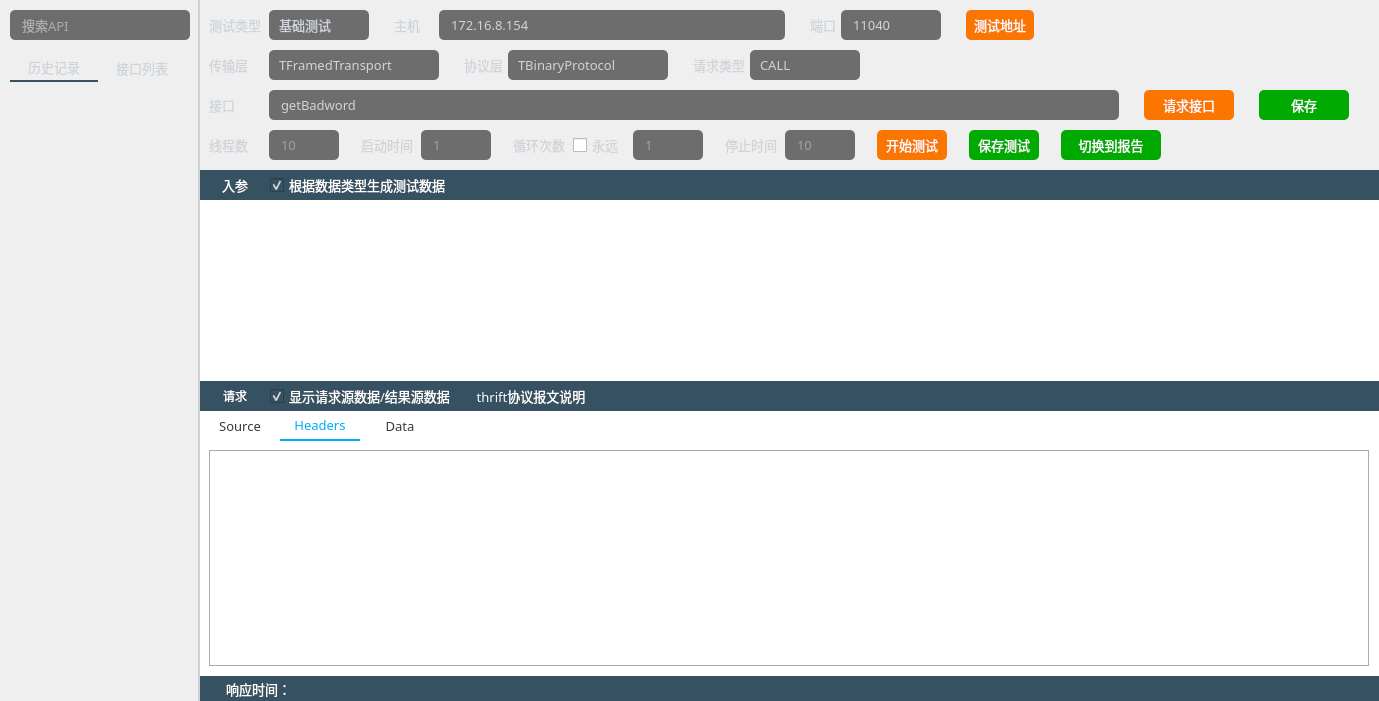
HuaGouFdog/Fdog-Kit, file thriftwidget.ui: the form before one commit.
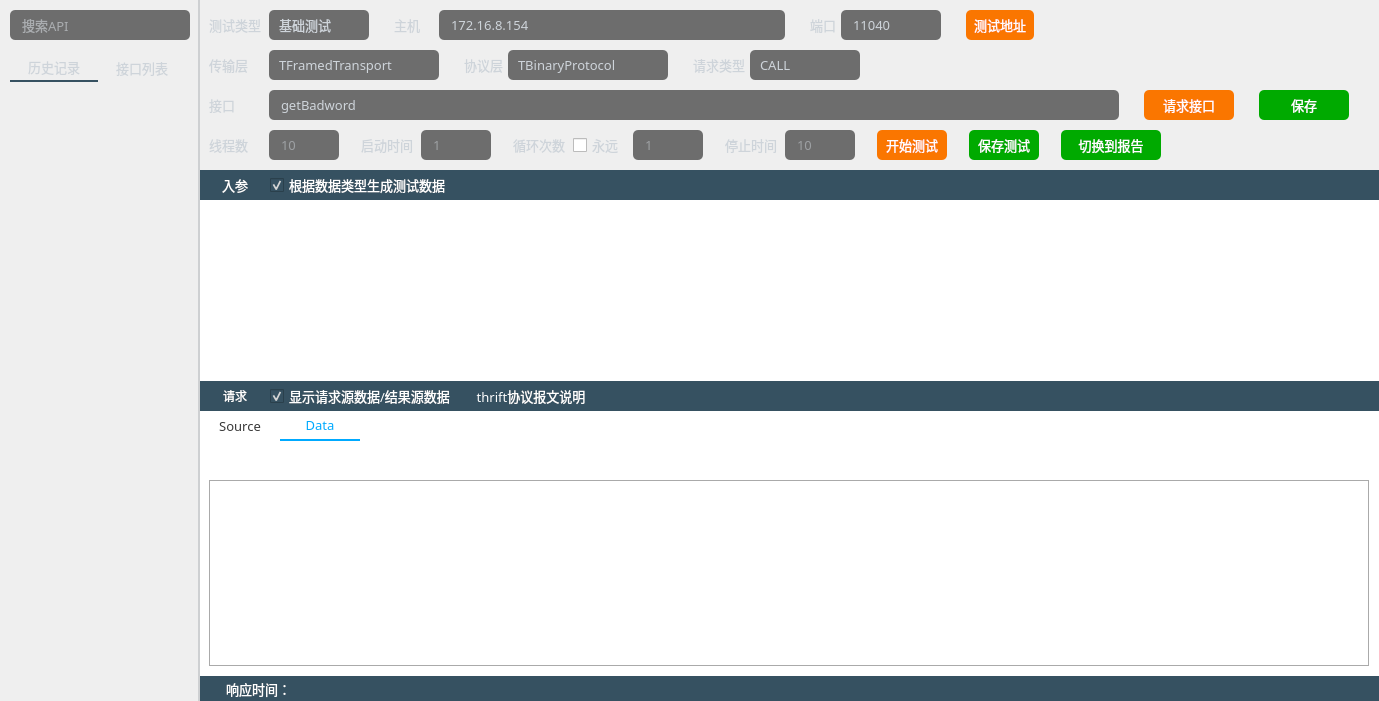
The form after the commit. The open tabs and pages were chosen to show the change. Icons and pictures are not drawn.

Patch:
```diff
--- a/thriftwidget.ui
+++ b/thriftwidget.ui
@@ -2694,7 +2694,7 @@
                     <number>0</number>
                    </property>
                    <widget class="QWidget" name="page">
-                    <layout class="QVBoxLayout" name="verticalLayout_8">
+                    <layout class="QVBoxLayout" name="verticalLayout_4">
                      <property name="spacing">
                       <number>0</number>
                      </property>
@@ -2939,45 +2939,40 @@
                          </item>
                         </layout>
                        </widget>
-                       <widget class="QWidget" name="tab_4">
-                        <attribute name="title">
-                         <string>Headers</string>
-                        </attribute>
-                        <layout class="QVBoxLayout" name="verticalLayout_4">
-                         <item>
-                          <widget class="QTextEdit" name="textEdit_headers">
-                           <property name="font">
-                            <font>
-                             <family>OPPOSans B</family>
-                             <pointsize>10</pointsize>
-                             <stylestrategy>PreferAntialias</stylestrategy>
-                            </font>
-                           </property>
-                           <property name="styleSheet">
-                            <string notr="true"/>
-                           </property>
-                           <property name="frameShape">
-                            <enum>QFrame::Box</enum>
-                           </property>
-                           <property name="readOnly">
-                            <bool>true</bool>
-                           </property>
-                           <property name="html">
-                            <string>&lt;!DOCTYPE HTML PUBLIC &quot;-//W3C//DTD HTML 4.0//EN&quot; &quot;http://www.w3.org/TR/REC-html40/strict.dtd&quot;&gt;
-&lt;html&gt;&lt;head&gt;&lt;meta name=&quot;qrichtext&quot; content=&quot;1&quot; /&gt;&lt;style type=&quot;text/css&quot;&gt;
-p, li { white-space: pre-wrap; }
-&lt;/style&gt;&lt;/head&gt;&lt;body style=&quot; font-family:'OPPOSans B'; font-size:10pt; font-weight:400; font-style:normal;&quot;&gt;
-&lt;p style=&quot;-qt-paragraph-type:empty; margin-top:0px; margin-bottom:0px; margin-left:0px; margin-right:0px; -qt-block-indent:0; text-indent:0px;&quot;&gt;&lt;br /&gt;&lt;/p&gt;&lt;/body&gt;&lt;/html&gt;</string>
-                           </property>
-                          </widget>
-                         </item>
-                        </layout>
-                       </widget>
                        <widget class="QWidget" name="tab_3">
                         <attribute name="title">
                          <string>Data</string>
                         </attribute>
-                        <layout class="QVBoxLayout" name="verticalLayout_12">
+                        <layout class="QVBoxLayout" name="verticalLayout_8">
+                         <property name="spacing">
+                          <number>0</number>
+                         </property>
+                         <item>
+                          <widget class="QLabel" name="label_headers">
+                           <property name="minimumSize">
+                            <size>
+                             <width>0</width>
+                             <height>30</height>
+                            </size>
+                           </property>
+                           <property name="maximumSize">
+                            <size>
+                             <width>16777215</width>
+                             <height>30</height>
+                            </size>
+                           </property>
+                           <property name="font">
+                            <font>
+                             <family>OPPOSans B</family>
+                             <pointsize>10</pointsize>
+                             <stylestrategy>PreferAntialias</stylestrategy>
+                            </font>
+                           </property>
+                           <property name="text">
+                            <string/>
+                           </property>
+                          </widget>
+                         </item>
                          <item>
                           <widget class="QTextEdit" name="textEdit_data">
                            <property name="font">
```
Left out of the diff: 2 changed lines with no effect on the pictures.
